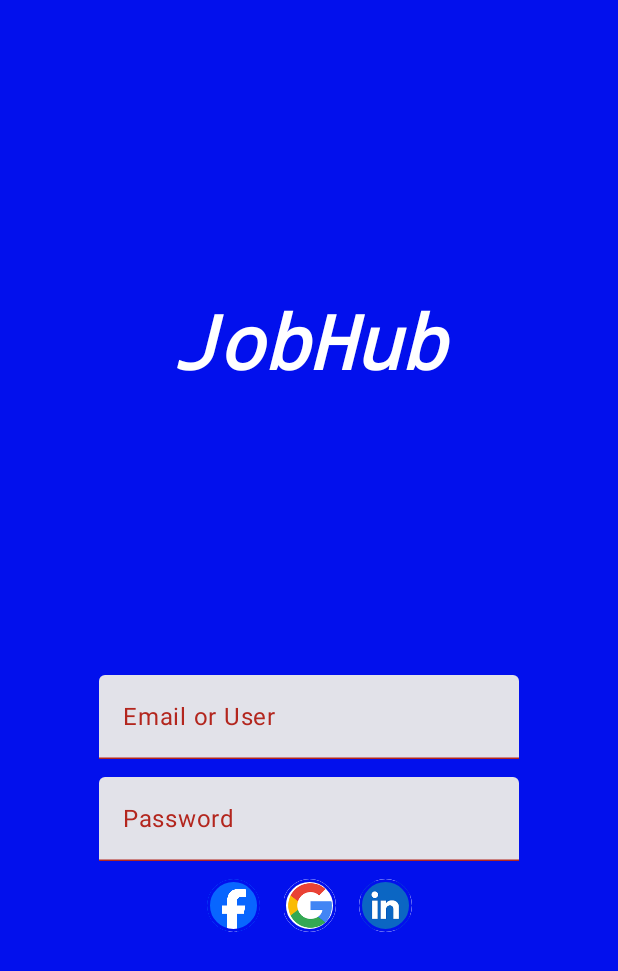
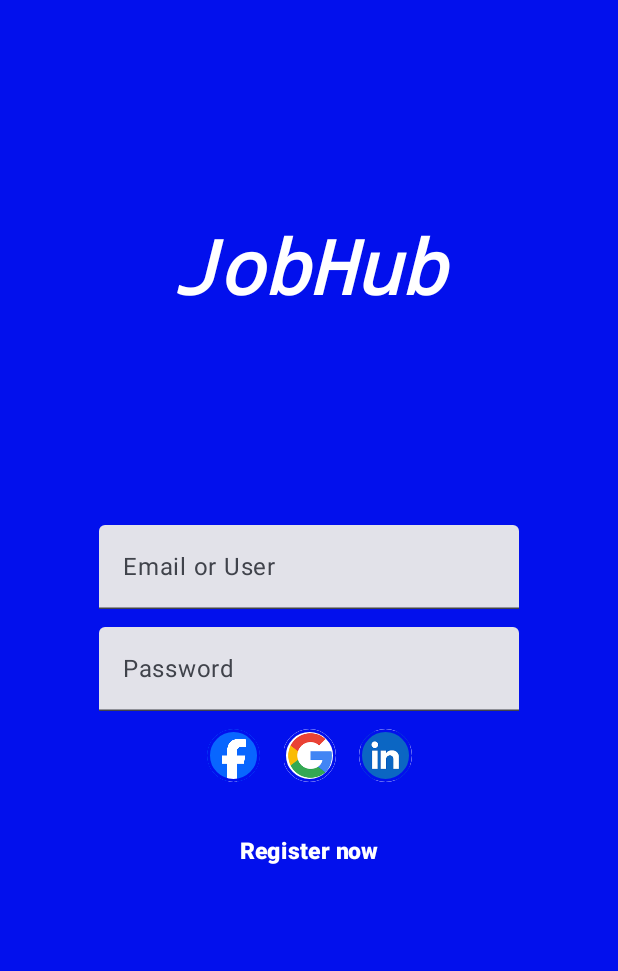
Before and after one commit to Raphael172/JobHub, an Android app built with Jetpack Compose: the screen it shows after launch (MainActivity), on a phone screen of 412 x 824 dp. Shown: the top 971 px of the screen. Run offline under Robolectric (Android 15) with nearby library versions, the phone set to English and light mode, and no system bars.

Commit message:
alteração

```diff
--- a/app/src/main/java/com/example/jobhub/MainActivity.kt
+++ b/app/src/main/java/com/example/jobhub/MainActivity.kt
@@ -3,17 +3,21 @@ package com.example.jobhub
 import android.os.Bundle
 import androidx.activity.ComponentActivity
 import androidx.activity.compose.setContent
+import androidx.compose.animation.animateContentSize
+import androidx.compose.animation.core.Spring
+import androidx.compose.animation.core.spring
 import androidx.compose.foundation.Image
 import androidx.compose.foundation.border
 import androidx.compose.foundation.clickable
 import androidx.compose.foundation.layout.Arrangement
 import androidx.compose.foundation.layout.Column
 import androidx.compose.foundation.layout.Row
+import androidx.compose.foundation.layout.Spacer
 import androidx.compose.foundation.layout.fillMaxSize
+import androidx.compose.foundation.layout.fillMaxWidth
 import androidx.compose.foundation.layout.padding
 import androidx.compose.foundation.layout.size
 import androidx.compose.foundation.shape.CircleShape
-import androidx.compose.foundation.text.KeyboardOptions
 import androidx.compose.material3.ExperimentalMaterial3Api
 import androidx.compose.material3.Text
 import androidx.compose.material3.TextField
@@ -32,7 +36,6 @@ import androidx.compose.ui.res.stringResource
 import androidx.compose.ui.text.font.FontFamily
 import androidx.compose.ui.text.font.FontStyle
 import androidx.compose.ui.text.font.FontWeight
-import androidx.compose.ui.text.input.KeyboardType
 import androidx.compose.ui.tooling.preview.Preview
 import androidx.compose.ui.unit.dp
 import androidx.compose.ui.unit.sp
@@ -48,15 +51,16 @@ class MainActivity : ComponentActivity() {
         }
     }
 }
+
 @OptIn(ExperimentalMaterial3Api::class)
-@Preview(showSystemUi = true, showBackground = true,backgroundColor = 55)
+@Preview(showSystemUi = true, showBackground = true, backgroundColor = 55)
 @Composable
-fun Tela(){
-    var User by remember{ mutableStateOf("") }
-    var IdTexto = 1
-    var Log = User
-    var Password by remember{ mutableStateOf("") }
-    var Pass = Password
+fun Tela() {
+    var name by remember { mutableStateOf("") }
+    var userOrEmail by remember { mutableStateOf("") }
+    var password by remember { mutableStateOf("") }
+    var confirmPassword by remember { mutableStateOf("") }
+    var register by remember { mutableStateOf(false) }
     Image(
         painter = painterResource(id = R.drawable.azul),
         contentDescription = null,
@@ -67,11 +71,11 @@ fun Tela(){
     Column(
         horizontalAlignment = Alignment.CenterHorizontally,
         modifier = Modifier
-            .padding(top = 200.dp).fillMaxSize()
+            .fillMaxSize()
+            .padding(top = 150.dp)
     ) {
-        IdTexto = R.string.Main
         Text(
-            text = stringResource(IdTexto),
+            text = stringResource(R.string.main),
             color = Color.White,
             fontSize = 50.sp,
             fontWeight = FontWeight.ExtraBold,
@@ -83,57 +87,96 @@ fun Tela(){
         horizontalAlignment = Alignment.CenterHorizontally,
         verticalArrangement = Arrangement.spacedBy(12.dp),
         modifier = Modifier
-            .padding(top = 450.dp).fillMaxSize()
+            .fillMaxWidth()
+            .padding(top = 350.dp)
+            .animateContentSize(
+                animationSpec = spring(
+                    dampingRatio = Spring.DampingRatioNoBouncy,
+                    stiffness = Spring.StiffnessHigh
+                )
+            )
     ) {
-        TextField(
-            value = User,
-            onValueChange = { User = it },
-            label = {
-                Text(
-                    text = "Email or User"
-                )
-            },
-            isError = true,
-            keyboardOptions = KeyboardOptions(
-                keyboardType = KeyboardType.Text
+        if (register) {
+            CamposDeTexto(
+                value = name,
+                onValueChange = { name = it },
+                idTexto = R.string.name
             )
+        }
+        CamposDeTexto(
+            value = userOrEmail,
+            onValueChange = { userOrEmail = it },
+            idTexto = R.string.user
         )
-        TextField(
-            value = Password,
-            onValueChange = { Password = it },
-            label = {
-                Text(
-                    text = "Password"
-                )
-            },
-            isError = true,
-            keyboardOptions = KeyboardOptions(
-                keyboardType = KeyboardType.Text
+        CamposDeTexto(
+            value = password,
+            onValueChange = { password = it },
+            idTexto = R.string.password
+        )
+        if (register) {
+            CamposDeTexto(
+                value = confirmPassword,
+                onValueChange = { confirmPassword = it },
+                idTexto = R.string.confirmPassword
             )
-        )
-        Row (
+        }
+        Row(
             horizontalArrangement = Arrangement.spacedBy(15.dp),
             verticalAlignment = Alignment.CenterVertically
 
-        ){
-            Contas(id = R.drawable.facebook)
-            Contas(id = R.drawable.google)
-            Contas(id = R.drawable.linkedin)
+        ) {
+            formasDeLogin(id = R.drawable.facebook)
+            formasDeLogin(id = R.drawable.google)
+            formasDeLogin(id = R.drawable.linkedin)
+        }
+        Spacer(modifier = Modifier.size(10.dp))
+        if (!register) {
+            Text(
+                text = if (register) {
+                    "Sing In"
+                } else
+                    "Register now",
+                color = Color.White,
+                fontSize = 15.sp,
+                fontWeight = FontWeight.Black,
+                modifier = Modifier
+                    .clickable {
+                        register = true
+                    }
+            )
         }
     }
 }
 @Composable
-fun Contas(id:Int){
+fun formasDeLogin(id: Int) {
     val OnClickImage = {}
 
     Image(
         painter = painterResource(id = id),
         contentDescription = null,
         modifier = Modifier
-            .clickable (onClick = OnClickImage)
+            .clickable(onClick = OnClickImage)
             .size(35.dp)
             .clip(CircleShape)
-            .border(1.5.dp, Color(2,16,237), CircleShape)
+            .border(1.5.dp, Color(2, 16, 237), CircleShape)
 
     )
 }
+
+@OptIn(ExperimentalMaterial3Api::class)
+@Composable
+fun CamposDeTexto(
+    value: String,
+    onValueChange: (String) -> Unit,
+    idTexto: Int
+) {
+    TextField(
+        value = value,
+        onValueChange = onValueChange,
+        label = {
+            Text(
+                text = stringResource(id = idTexto)
+            )
+        }
+    )
+}
--- a/app/src/main/res/values/strings.xml
+++ b/app/src/main/res/values/strings.xml
@@ -1,4 +1,8 @@
 <resources>
     <string name="app_name">JobHub</string>
-    <string name="Main">JobHub</string>
+    <string name="main">JobHub</string>
+    <string name="name">Name</string>
+    <string name="user">Email or User</string>
+    <string name="password">Password</string>
+    <string name="confirmPassword">Confirm password</string>
 </resources>
--- a/build.gradle.kts
+++ b/build.gradle.kts
@@ -1,5 +1,5 @@
 // Top-level build file where you can add configuration options common to all sub-projects/modules.
 plugins {
-    id("com.android.application") version "8.1.2" apply false
+    id("com.android.application") version "8.1.4" apply false
     id("org.jetbrains.kotlin.android") version "1.8.10" apply false
 }
```
